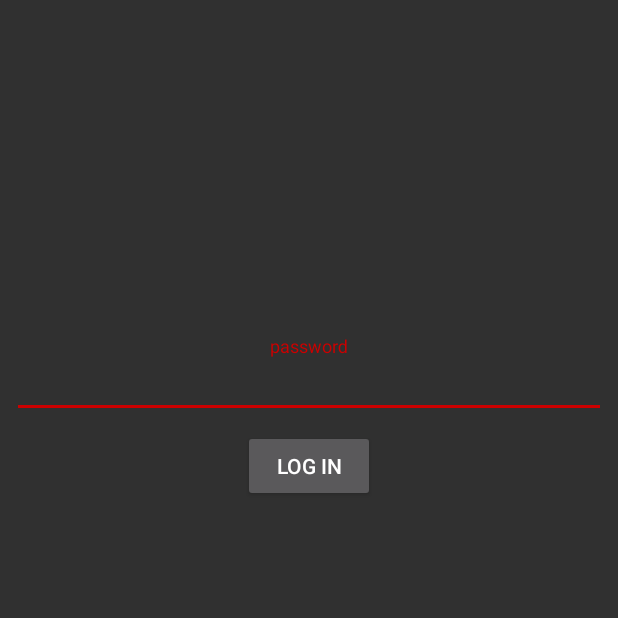
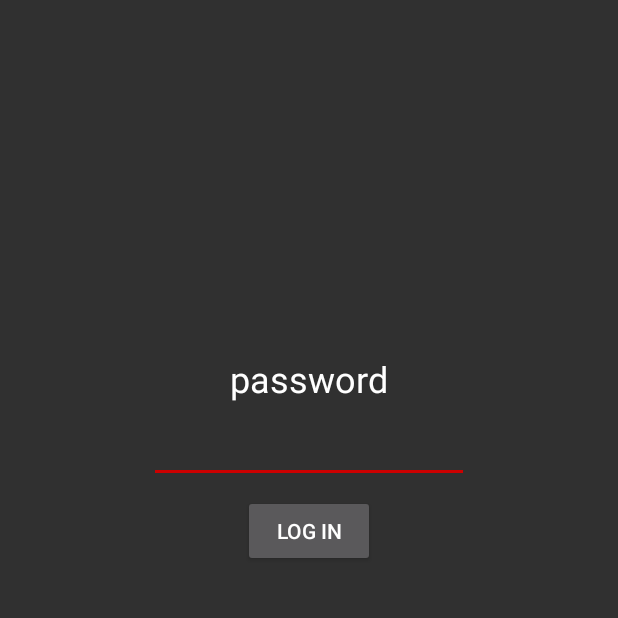
Before and after one commit to AI0497/TIC, an Android app: the screen it shows after launch (MainActivity), on a phone screen of 412 x 824 dp, the top half of it. Run offline under Robolectric (Android 15) with nearby library versions, the phone set to English and light mode, and no system bars.

Commit message:
textinputlayout changed to edittext with password numeric

```diff
--- a/app/src/main/java/appdorks/tk/teamironchamps54thbranchrajendernagar/MainActivity.java
+++ b/app/src/main/java/appdorks/tk/teamironchamps54thbranchrajendernagar/MainActivity.java
@@ -41,6 +41,7 @@ public class MainActivity extends AppCompatActivity
                     {
                         // start new activity
                         startActivity(new Intent(MainActivity.this, Dashboard.class));
+                        finish();
                     }
                     else
                     {
--- a/app/src/main/res/layout/activity_main.xml
+++ b/app/src/main/res/layout/activity_main.xml
@@ -6,28 +6,6 @@
     android:layout_height="match_parent"
     tools:context=".MainActivity"
     tools:layout_editor_absoluteY="81dp">
-
-    <android.support.design.widget.TextInputLayout
-        android:id="@+id/textInputLayout"
-        android:layout_width="0dp"
-        android:layout_height="wrap_content"
-        android:layout_marginEnd="8dp"
-        android:layout_marginStart="8dp"
-        android:layout_marginTop="224dp"
-        app:layout_constraintEnd_toEndOf="parent"
-        app:layout_constraintHorizontal_bias="0.0"
-        app:layout_constraintStart_toStartOf="parent"
-        app:layout_constraintTop_toTopOf="parent">
-
-        <EditText
-            android:id="@+id/editText"
-            android:layout_width="match_parent"
-            android:layout_height="44dp"
-            android:gravity="center_horizontal"
-            android:hint="@string/password"
-            android:inputType="number" />
-
-    </android.support.design.widget.TextInputLayout>
 
     <Button
         android:id="@+id/button"
@@ -41,7 +19,36 @@
         app:layout_constraintBottom_toBottomOf="parent"
         app:layout_constraintEnd_toEndOf="parent"
         app:layout_constraintStart_toStartOf="parent"
-        app:layout_constraintTop_toBottomOf="@+id/textInputLayout"
+        app:layout_constraintTop_toBottomOf="@+id/editText"
         app:layout_constraintVertical_bias="0.0" />
 
+    <TextView
+        android:id="@+id/textView"
+        android:layout_width="wrap_content"
+        android:layout_height="wrap_content"
+        android:layout_marginEnd="8dp"
+        android:layout_marginStart="8dp"
+        android:layout_marginTop="236dp"
+        android:text="@string/password"
+        android:textAppearance="@style/TextAppearance.AppCompat.Large"
+        android:textSize="24sp"
+        app:layout_constraintEnd_toEndOf="parent"
+        app:layout_constraintHorizontal_bias="0.501"
+        app:layout_constraintStart_toStartOf="parent"
+        app:layout_constraintTop_toTopOf="parent" />
+
+    <EditText
+        android:id="@+id/editText"
+        android:layout_width="wrap_content"
+        android:layout_height="wrap_content"
+        android:layout_marginEnd="8dp"
+        android:layout_marginStart="8dp"
+        android:layout_marginTop="8dp"
+        android:ems="10"
+        android:gravity="center_horizontal"
+        android:inputType="numberPassword"
+        app:layout_constraintEnd_toEndOf="parent"
+        app:layout_constraintStart_toStartOf="parent"
+        app:layout_constraintTop_toBottomOf="@+id/textView" />
+
 </android.support.constraint.ConstraintLayout>
```
